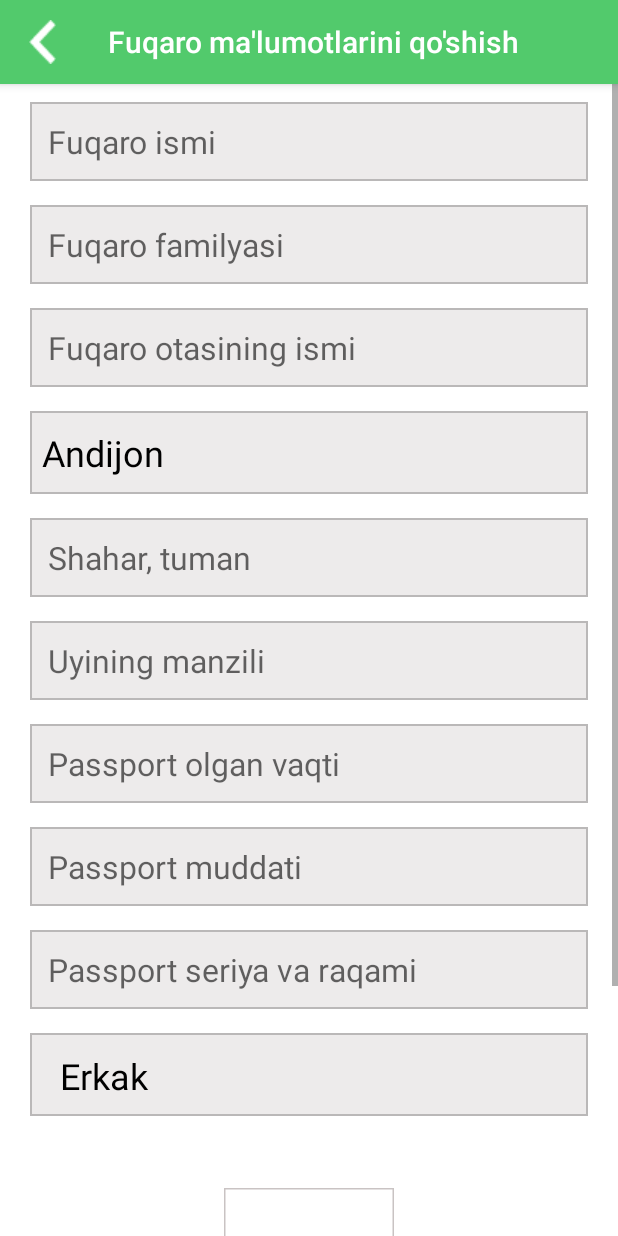
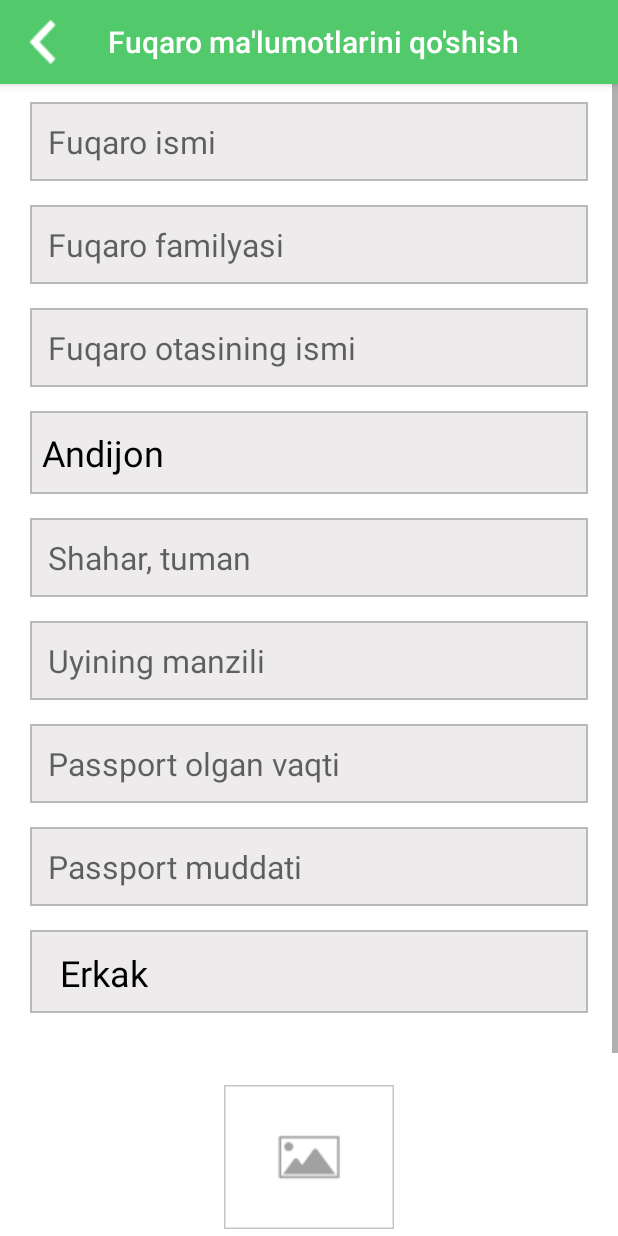
Before and after one commit to JahonovAsilbek/PassportDataGeneration, an Android app: the AddPasportDataFragment screen opened through its navigation route, on a phone screen of 412 x 824 dp. Run offline under Robolectric (Android 15) with nearby library versions, the phone set to English and light mode, and no system bars; our stand-ins replace Room's generated code; libraries missing offline, so code that uses them is left out: com.karumi.dexter; 1 statement that could not run was skipped.

Commit message:
errors corrected

```diff
--- a/app/src/main/java/com/tuit_21019/passportdatageneration/fragments/AddPasportDataFragment.kt
+++ b/app/src/main/java/com/tuit_21019/passportdatageneration/fragments/AddPasportDataFragment.kt
@@ -185,7 +185,6 @@ class AddPasportDataFragment : Fragment() {
                     passport_seriya_raqami,passport_olgan_vaqti,passport_muddati,jinsi,image_path))
 
                 Snackbar.make(binding.root,"Muvaffaqiyatli qo'shildi",Snackbar.LENGTH_LONG).show()
-                findNavController().popBackStack()
             } else{
                 Snackbar.make(binding.root,"Barcha maydonlarni to'ldiring!",Snackbar.LENGTH_LONG).show()
             }
--- a/app/src/main/res/layout/fragment_add_pasport_data.xml
+++ b/app/src/main/res/layout/fragment_add_pasport_data.xml
@@ -140,6 +140,7 @@
                 app:layout_constraintTop_toBottomOf="@id/passport_olgan_vaqti_et" />
 
             <EditText
+                android:visibility="gone"
                 android:id="@+id/passport_seriya_raqam_et"
                 android:layout_width="match_parent"
                 android:layout_height="wrap_content"
```
